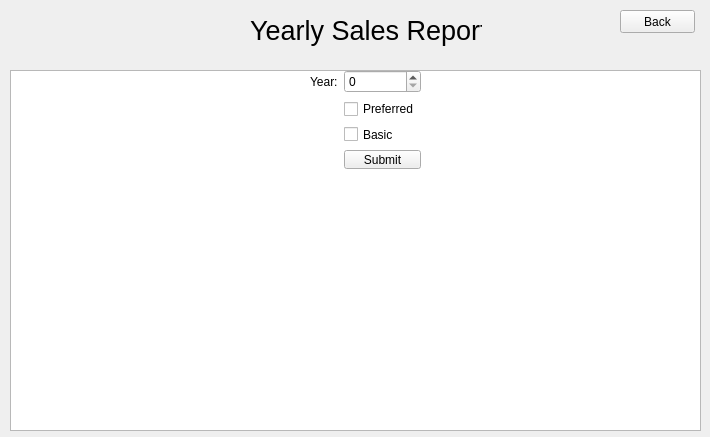
Old version of the form sales_report/yearly_sales.ui in the repository WinterCS003/CS008_Project1.
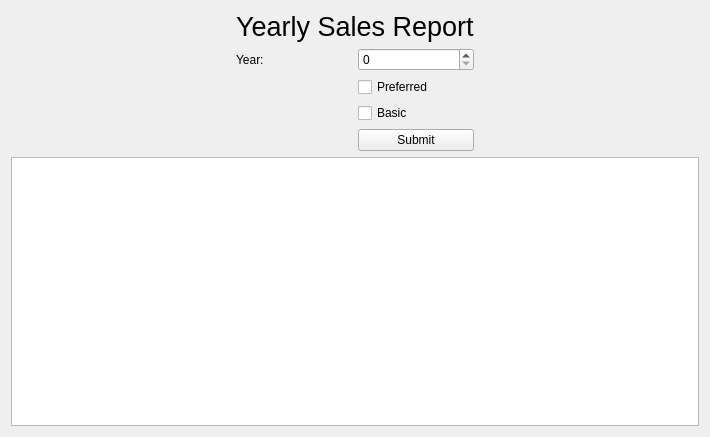
New version of the form.

What changed in the file:
```diff
--- a/sales_report/yearly_sales.ui
+++ b/sales_report/yearly_sales.ui
@@ -13,40 +13,11 @@
   <property name="windowTitle">
    <string>Form</string>
   </property>
-  <widget class="QWidget" name="horizontalLayoutWidget">
-   <property name="geometry">
-    <rect>
-     <x>250</x>
-     <y>10</y>
-     <width>232</width>
-     <height>41</height>
-    </rect>
-   </property>
-   <layout class="QHBoxLayout" name="titleLayout">
-    <item>
-     <widget class="QLabel" name="title">
-      <property name="font">
-       <font>
-        <pointsize>20</pointsize>
-       </font>
-      </property>
-      <property name="text">
-       <string>Yearly Sales Report</string>
-      </property>
-     </widget>
-    </item>
-   </layout>
-  </widget>
-  <widget class="QWidget" name="formLayoutWidget">
-   <property name="geometry">
-    <rect>
-     <x>310</x>
-     <y>70</y>
-     <width>111</width>
-     <height>99</height>
-    </rect>
-   </property>
-   <layout class="QFormLayout" name="yearLayout">
+  <layout class="QGridLayout" name="gridLayout_5">
+   <item row="0" column="0">
+    <layout class="QGridLayout" name="gridLayout_2">
+     <item row="1" column="1">
+      <layout class="QGridLayout" name="gridLayout_3">
     <item row="0" column="0">
      <widget class="QLabel" name="year">
       <property name="text">
@@ -87,34 +58,51 @@
      </layout>
     </item>
    </layout>
-  </widget>
-  <widget class="QPushButton" name="goBack">
-   <property name="geometry">
-    <rect>
-     <x>620</x>
-     <y>10</y>
-     <width>75</width>
-     <height>23</height>
-    </rect>
+     </item>
+     <item row="0" column="0">
+      <spacer name="horizontalSpacer">
+       <property name="orientation">
+        <enum>Qt::Horizontal</enum>
+       </property>
+       <property name="sizeHint" stdset="0">
+        <size>
+         <width>40</width>
+         <height>20</height>
+        </size>
+       </property>
+      </spacer>
+     </item>
+     <item row="0" column="1">
+      <widget class="QLabel" name="title">
+       <property name="font">
+        <font>
+         <pointsize>20</pointsize>
+        </font>
    </property>
    <property name="text">
-    <string>Back</string>
-   </property>
-  </widget>
-  <widget class="QTextBrowser" name="yearlyReport">
-   <property name="geometry">
-    <rect>
-     <x>10</x>
-     <y>70</y>
-     <width>691</width>
-     <height>361</height>
-    </rect>
-   </property>
-  </widget>
-  <zorder>yearlyReport</zorder>
-  <zorder>horizontalLayoutWidget</zorder>
-  <zorder>formLayoutWidget</zorder>
-  <zorder>goBack</zorder>
+        <string>Yearly Sales Report</string>
+       </property>
+      </widget>
+     </item>
+     <item row="0" column="2">
+      <spacer name="horizontalSpacer_2">
+       <property name="orientation">
+        <enum>Qt::Horizontal</enum>
+       </property>
+       <property name="sizeHint" stdset="0">
+        <size>
+         <width>40</width>
+         <height>20</height>
+        </size>
+       </property>
+      </spacer>
+     </item>
+     <item row="2" column="0" colspan="3">
+      <widget class="QTextBrowser" name="yearlyReport"/>
+     </item>
+    </layout>
+   </item>
+  </layout>
  </widget>
  <resources/>
  <connections/>
```
Lines whose indentation alone changed are shown as unchanged.
